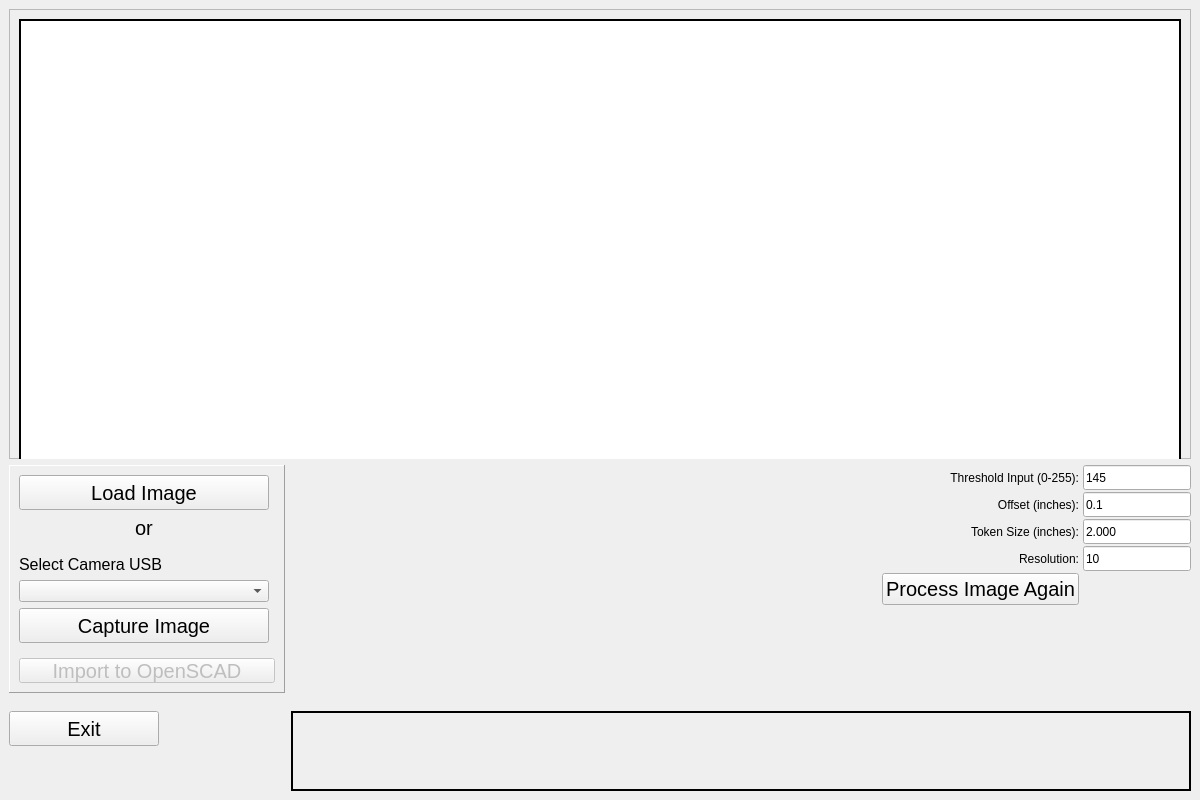
This is ui.ui in tkubic/GridfinityShadowMaker as Qt 5 draws it before an edit. The edited form follows.
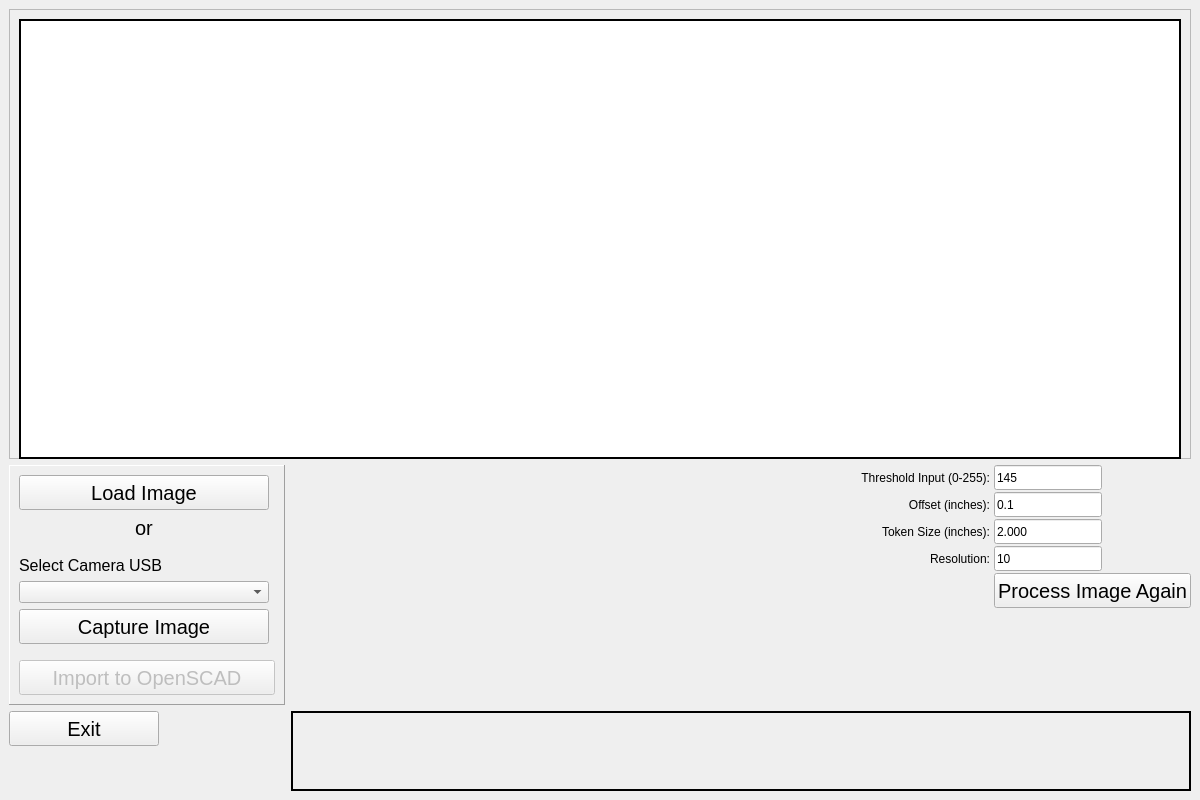
This is the edited form.

```diff
--- a/ui.ui
+++ b/ui.ui
@@ -29,6 +29,12 @@
    <layout class="QFormLayout" name="formLayout">
     <item row="0" column="0" colspan="2">
      <widget class="QFrame" name="frame_2">
+      <property name="sizePolicy">
+       <sizepolicy hsizetype="Expanding" vsizetype="Expanding">
+        <horstretch>0</horstretch>
+        <verstretch>0</verstretch>
+       </sizepolicy>
+      </property>
       <property name="minimumSize">
        <size>
         <width>0</width>
@@ -53,7 +59,7 @@
          <property name="minimumSize">
           <size>
            <width>785</width>
-           <height>450</height>
+           <height>440</height>
           </size>
          </property>
          <property name="styleSheet">
@@ -100,7 +106,7 @@
          <property name="minimumSize">
           <size>
            <width>0</width>
-           <height>25</height>
+           <height>35</height>
           </size>
          </property>
          <property name="font">
@@ -210,25 +216,21 @@
      </widget>
     </item>
     <item row="1" column="1">
-     <layout class="QGridLayout" name="gridLayout">
+     <layout class="QGridLayout" name="gridLayout" rowstretch="0,0,0,0,0,0" rowminimumheight="0,0,0,0,0,0" columnminimumwidth="0,0,0">
       <property name="horizontalSpacing">
        <number>4</number>
       </property>
       <property name="verticalSpacing">
        <number>2</number>
       </property>
-      <item row="3" column="1">
-       <widget class="QLabel" name="label_resolution">
-        <property name="text">
-         <string>Resolution:</string>
-        </property>
-        <property name="alignment">
-         <set>Qt::AlignmentFlag::AlignRight|Qt::AlignmentFlag::AlignTrailing|Qt::AlignmentFlag::AlignVCenter</set>
-        </property>
-       </widget>
-      </item>
       <item row="0" column="1">
        <widget class="QLabel" name="label_threshold">
+        <property name="sizePolicy">
+         <sizepolicy hsizetype="MinimumExpanding" vsizetype="Preferred">
+          <horstretch>0</horstretch>
+          <verstretch>0</verstretch>
+         </sizepolicy>
+        </property>
         <property name="minimumSize">
          <size>
           <width>0</width>
@@ -243,25 +245,9 @@
         </property>
        </widget>
       </item>
-      <item row="1" column="1">
-       <widget class="QLabel" name="label_offset">
+      <item row="1" column="2">
+       <widget class="QLineEdit" name="offset_entry">
         <property name="sizePolicy">
-         <sizepolicy hsizetype="Preferred" vsizetype="Preferred">
-          <horstretch>0</horstretch>
-          <verstretch>0</verstretch>
-         </sizepolicy>
-        </property>
-        <property name="text">
-         <string>Offset (inches):</string>
-        </property>
-        <property name="alignment">
-         <set>Qt::AlignmentFlag::AlignRight|Qt::AlignmentFlag::AlignTrailing|Qt::AlignmentFlag::AlignVCenter</set>
-        </property>
-       </widget>
-      </item>
-      <item row="3" column="2">
-       <widget class="QLineEdit" name="resolution_entry">
-        <property name="sizePolicy">
          <sizepolicy hsizetype="Fixed" vsizetype="Fixed">
           <horstretch>0</horstretch>
           <verstretch>0</verstretch>
@@ -274,35 +260,16 @@
          </size>
         </property>
         <property name="text">
-         <string>10</string>
+         <string>0.1</string>
         </property>
        </widget>
       </item>
-      <item row="0" column="2">
-       <widget class="QLineEdit" name="threshold_entry">
-        <property name="sizePolicy">
-         <sizepolicy hsizetype="Fixed" vsizetype="Fixed">
-          <horstretch>0</horstretch>
-          <verstretch>0</verstretch>
-         </sizepolicy>
-        </property>
-        <property name="minimumSize">
-         <size>
-          <width>100</width>
-          <height>25</height>
-         </size>
-        </property>
-        <property name="text">
-         <string>145</string>
-        </property>
-       </widget>
-      </item>
-      <item row="4" column="1">
+      <item row="4" column="2">
        <widget class="QPushButton" name="process_button">
         <property name="minimumSize">
          <size>
-          <width>0</width>
-          <height>25</height>
+          <width>192</width>
+          <height>35</height>
          </size>
         </property>
         <property name="maximumSize">
@@ -327,6 +294,38 @@
         </property>
        </widget>
       </item>
+      <item row="1" column="1">
+       <widget class="QLabel" name="label_offset">
+        <property name="sizePolicy">
+         <sizepolicy hsizetype="MinimumExpanding" vsizetype="Preferred">
+          <horstretch>0</horstretch>
+          <verstretch>0</verstretch>
+         </sizepolicy>
+        </property>
+        <property name="text">
+         <string>Offset (inches):</string>
+        </property>
+        <property name="alignment">
+         <set>Qt::AlignmentFlag::AlignRight|Qt::AlignmentFlag::AlignTrailing|Qt::AlignmentFlag::AlignVCenter</set>
+        </property>
+       </widget>
+      </item>
+      <item row="3" column="1">
+       <widget class="QLabel" name="label_resolution">
+        <property name="sizePolicy">
+         <sizepolicy hsizetype="MinimumExpanding" vsizetype="Preferred">
+          <horstretch>0</horstretch>
+          <verstretch>0</verstretch>
+         </sizepolicy>
+        </property>
+        <property name="text">
+         <string>Resolution:</string>
+        </property>
+        <property name="alignment">
+         <set>Qt::AlignmentFlag::AlignRight|Qt::AlignmentFlag::AlignTrailing|Qt::AlignmentFlag::AlignVCenter</set>
+        </property>
+       </widget>
+      </item>
       <item row="2" column="2">
        <widget class="QLineEdit" name="token_entry">
         <property name="sizePolicy">
@@ -348,6 +347,12 @@
       </item>
       <item row="2" column="1">
        <widget class="QLabel" name="label_token">
+        <property name="sizePolicy">
+         <sizepolicy hsizetype="MinimumExpanding" vsizetype="Preferred">
+          <horstretch>0</horstretch>
+          <verstretch>0</verstretch>
+         </sizepolicy>
+        </property>
         <property name="text">
          <string>Token Size (inches):</string>
         </property>
@@ -356,8 +361,8 @@
         </property>
        </widget>
       </item>
-      <item row="1" column="2">
-       <widget class="QLineEdit" name="offset_entry">
+      <item row="3" column="2">
+       <widget class="QLineEdit" name="resolution_entry">
         <property name="sizePolicy">
          <sizepolicy hsizetype="Fixed" vsizetype="Fixed">
           <horstretch>0</horstretch>
@@ -371,22 +376,28 @@
          </size>
         </property>
         <property name="text">
-         <string>0.1</string>
+         <string>10</string>
         </property>
        </widget>
       </item>
-      <item row="4" column="0">
-       <spacer name="horizontalSpacer">
-        <property name="orientation">
-         <enum>Qt::Orientation::Horizontal</enum>
+      <item row="0" column="2">
+       <widget class="QLineEdit" name="threshold_entry">
+        <property name="sizePolicy">
+         <sizepolicy hsizetype="Fixed" vsizetype="Fixed">
+          <horstretch>0</horstretch>
+          <verstretch>0</verstretch>
+         </sizepolicy>
         </property>
-        <property name="sizeHint" stdset="0">
+        <property name="minimumSize">
          <size>
-          <width>40</width>
-          <height>20</height>
+          <width>100</width>
+          <height>25</height>
          </size>
         </property>
-       </spacer>
+        <property name="text">
+         <string>145</string>
+        </property>
+       </widget>
       </item>
      </layout>
     </item>
@@ -430,32 +441,6 @@
       </property>
      </widget>
     </item>
-    <item row="2" column="1">
-     <spacer name="verticalSpacer_3">
-      <property name="orientation">
-       <enum>Qt::Orientation::Vertical</enum>
-      </property>
-      <property name="sizeHint" stdset="0">
-       <size>
-        <width>20</width>
-        <height>40</height>
-       </size>
-      </property>
-     </spacer>
-    </item>
-    <item row="3" column="0">
-     <spacer name="verticalSpacer_4">
-      <property name="orientation">
-       <enum>Qt::Orientation::Vertical</enum>
-      </property>
-      <property name="sizeHint" stdset="0">
-       <size>
-        <width>20</width>
-        <height>40</height>
-       </size>
-      </property>
-     </spacer>
-    </item>
    </layout>
   </widget>
  </widget>
```
Left out of the diff: 7 changed lines with no effect on the pictures.
